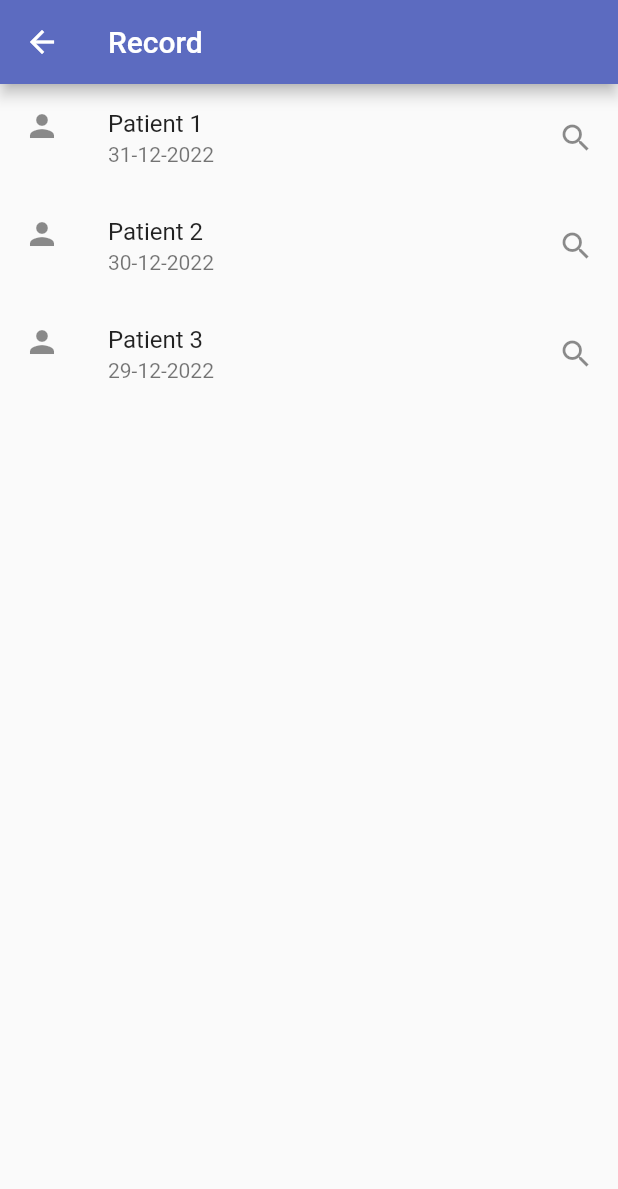
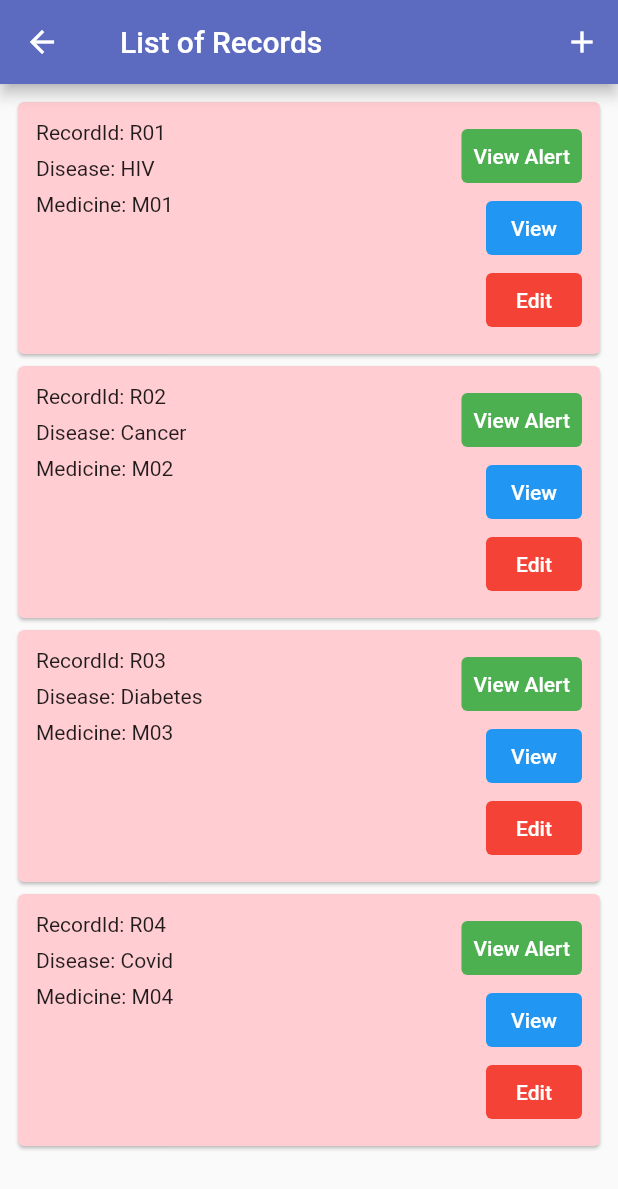
Before and after one commit to Panichito/Overdose-Software, a Flutter app: the RecordPage screen opened directly, on a phone screen of 412 x 824 dp. Shown: the top 1189 px of the screen. Run offline on Flutter 3.47's test engine with Material 2 defaults, Android fonts, the phone set to English and light mode, and no system bars; our stand-ins replace email_validator, searchfield, shared_preferences; accounts and stored records are empty.

Commit message:
Refactor viewRecord.dart, move list of record to viewRecord.dart

```diff
--- a/app/lib/pages/home.dart
+++ b/app/lib/pages/home.dart
@@ -2,7 +2,7 @@ import 'package:flutter/material.dart';
 import 'package:app/pages/noSuggestSearch.dart';
 import 'package:intl/intl.dart';
 import 'package:shared_preferences/shared_preferences.dart';
-import 'package:app/pages/viewrecord.dart';
+import 'package:app/pages/viewRecord.dart';
 
 // temp patient constructor
 class Schedule {
--- a/app/lib/pages/profile.dart
+++ b/app/lib/pages/profile.dart
@@ -1,6 +1,6 @@
 import 'package:flutter/material.dart';
 import 'package:app/pages/searchPatient.dart';
-import 'package:app/pages/addRecord.dart';
+import 'package:app/pages/viewRecord.dart';
 
 class ProfilePage extends StatefulWidget {
   final Patient patient;
@@ -76,18 +76,6 @@ Widget recordCard(BriefRecord record) {
 }
 
 class _ProfilePageState extends State<ProfilePage> {
-  // List<BriefRecord> allRecord = [
-  //   BriefRecord('P01', 'M01', 'HIV', '2022-02-22', '2022-04-30', 3, 'chances of surviving is zero'),
-  //   BriefRecord('P01', 'M02', 'Cancer', '2022-02-22', '2022-03-30', 1, 'chances of surviving is zero'),
-  //   BriefRecord('P01', 'M03', 'Diabetes', '2022-02-22', '2022-03-30', 4, 'chances of surviving is zero'),
-  //   BriefRecord('P01', 'M04', 'Covid', '2022-02-22', '2022-03-30', 5, 'chances of surviving is zero'),
-  // ];
-  List<BriefRecord> allRecord = [
-    BriefRecord('R01','P01', 'M01', 'HIV'),
-    BriefRecord('R02', 'P01', 'M02', 'Cancer'),
-    BriefRecord('R03', 'P01', 'M03', 'Diabetes'),
-    BriefRecord('R04', 'P01', 'M04', 'Covid'),
-  ];
 
   @override
   Widget build(BuildContext context) {
@@ -96,16 +84,6 @@ class _ProfilePageState extends State<ProfilePage> {
           titleSpacing: 24,
           title: const Text('Patient Information'),
           backgroundColor: Colors.indigo[400],
-          actions: [
-            IconButton(
-              onPressed: () {
-                Navigator.push(
-                  context,
-                  MaterialPageRoute(builder: (context) => AddRecordPage())
-                );
-              },
-              icon: Icon(Icons.add))
-        ],
       ),
       body: SingleChildScrollView(
         child: Center(
@@ -142,8 +120,19 @@ class _ProfilePageState extends State<ProfilePage> {
                 padding: const EdgeInsets.all(8.0),
                 child: Column(
                   children: [
-                    ...allRecord.map((record) => recordCard(record)).toList(),
-                    const SizedBox(height: 8,),
+                    TextButton(
+                      onPressed: () {
+                        Navigator.push(
+                            context,
+                            MaterialPageRoute(builder: (context) => RecordPage())
+                        );
+                      },
+                      child: const Text('View List of Records'),
+                      style: TextButton.styleFrom(
+                        backgroundColor: Colors.green,
+                        foregroundColor: Colors.white,
+                      ),
+                    ),
                   ],
                 ),
               ),
--- /dev/null
+++ b/app/lib/pages/viewRecord.dart
@@ -0,0 +1,128 @@
+import 'package:flutter/material.dart';
+import 'package:app/pages/searchPatient.dart';
+import 'package:app/pages/addRecord.dart';
+
+class RecordPage extends StatefulWidget {
+  // final Patient patient;
+  // const RecordPage(this.patient);
+
+  @override
+  State<RecordPage> createState() => _RecordPageState();
+}
+
+class BriefRecord {
+  String recordId;
+  String patientId;
+  String medicineId;
+  String disease;
+
+  BriefRecord(this.recordId, this.patientId, this.medicineId, this.disease);
+}
+
+Widget recordCard(BriefRecord record) {
+  return Card(
+    color: Colors.red[100],
+    child: Padding(
+      padding: const EdgeInsets.all(12.0),
+      child: Row(
+        mainAxisAlignment: MainAxisAlignment.spaceBetween,
+        crossAxisAlignment: CrossAxisAlignment.start,
+        children: [
+          Column(
+            crossAxisAlignment: CrossAxisAlignment.start,
+            children: [
+              Text('RecordId: ${record.recordId}'),
+              const SizedBox(height: 8,),
+              Text('Disease: ${record.disease}'),
+              const SizedBox(height: 8,),
+              // it suppose to show a medicine name not id
+              Text('Medicine: ${record.medicineId}'),
+              const SizedBox(height: 8,),
+            ],
+          ),
+          Column(
+            crossAxisAlignment: CrossAxisAlignment.end,
+            children: [
+              TextButton(
+                child: const Text('View Alert'),
+                style: TextButton.styleFrom(
+                  foregroundColor: Colors.white,
+                  backgroundColor: Colors.green,
+                ),
+                onPressed: () => {},
+              ),
+              TextButton(
+                child: const Text('View'),
+                style: TextButton.styleFrom(
+                  foregroundColor: Colors.white,
+                  backgroundColor: Colors.blue,
+                ),
+                onPressed: () => {},
+              ),
+              TextButton(
+                child: const Text('Edit'),
+                style: TextButton.styleFrom(
+                  foregroundColor: Colors.white,
+                  backgroundColor: Colors.red,
+                ),
+                onPressed: () => {},
+              ),
+            ],
+          ),
+        ],
+      ),
+    ),
+  );
+}
+
+class _RecordPageState extends State<RecordPage> {
+  // List<BriefRecord> allRecord = [
+  //   BriefRecord('P01', 'M01', 'HIV', '2022-02-22', '2022-04-30', 3, 'chances of surviving is zero'),
+  //   BriefRecord('P01', 'M02', 'Cancer', '2022-02-22', '2022-03-30', 1, 'chances of surviving is zero'),
+  //   BriefRecord('P01', 'M03', 'Diabetes', '2022-02-22', '2022-03-30', 4, 'chances of surviving is zero'),
+  //   BriefRecord('P01', 'M04', 'Covid', '2022-02-22', '2022-03-30', 5, 'chances of surviving is zero'),
+  // ];
+  List<BriefRecord> allRecord = [
+    BriefRecord('R01','P01', 'M01', 'HIV'),
+    BriefRecord('R02', 'P01', 'M02', 'Cancer'),
+    BriefRecord('R03', 'P01', 'M03', 'Diabetes'),
+    BriefRecord('R04', 'P01', 'M04', 'Covid'),
+  ];
+
+  @override
+  Widget build(BuildContext context) {
+    return Scaffold(
+      appBar: AppBar(
+        titleSpacing: 24,
+        title: const Text('List of Records'),
+        backgroundColor: Colors.indigo[400],
+        actions: [
+          IconButton(
+              onPressed: () {
+                Navigator.push(
+                    context,
+                    MaterialPageRoute(builder: (context) => AddRecordPage())
+                );
+              },
+              icon: Icon(Icons.add))
+        ],
+      ),
+      body: SingleChildScrollView(
+        child: Column(
+          crossAxisAlignment: CrossAxisAlignment.center,
+          children: <Widget>[
+            Padding(
+              padding: const EdgeInsets.all(8.0),
+              child: Column(
+                children: [
+                  ...allRecord.map((record) => recordCard(record)).toList(),
+                  const SizedBox(height: 8,),
+                ],
+              ),
+            ),
+          ]
+        )
+      ),
+    );
+  }
+}
--- a/app/lib/pages/viewrecord.dart
+++ /dev/null
@@ -1,44 +0,0 @@
-import 'package:flutter/material.dart';
-
-class Record {
-  String name;
-  String timeStamp;
-  Record(this.name, this.timeStamp);
-}
-
-List<Record> records = [
-  Record('Patient 1', "31-12-2022"),
-  Record('Patient 2', "30-12-2022"),
-  Record('Patient 3', "29-12-2022"),
-];
-
-class RecordPage extends StatefulWidget {
-  const RecordPage({super.key});
-  @override
-  State<RecordPage> createState() => RecordPageState();
-}
-
-class RecordPageState extends State<RecordPage> {
-  @override
-  Widget build(BuildContext context) {
-    return Scaffold(
-      appBar:
-          AppBar(title: Text('Record'), backgroundColor: Colors.indigo[400]),
-      body: Container(
-          child: (ListView.builder(
-        itemBuilder: (context, index) {
-          return ListTile(
-            leading: Icon(Icons.person),
-            title: Text(records[index].name),
-            subtitle: Text(records[index].timeStamp),
-            trailing: Icon(Icons.search),
-            onTap: () {
-              //widget.onItem();
-            },
-          );
-        },
-        itemCount: records.length,
-      ))),
-    );
-  }
-}
```
